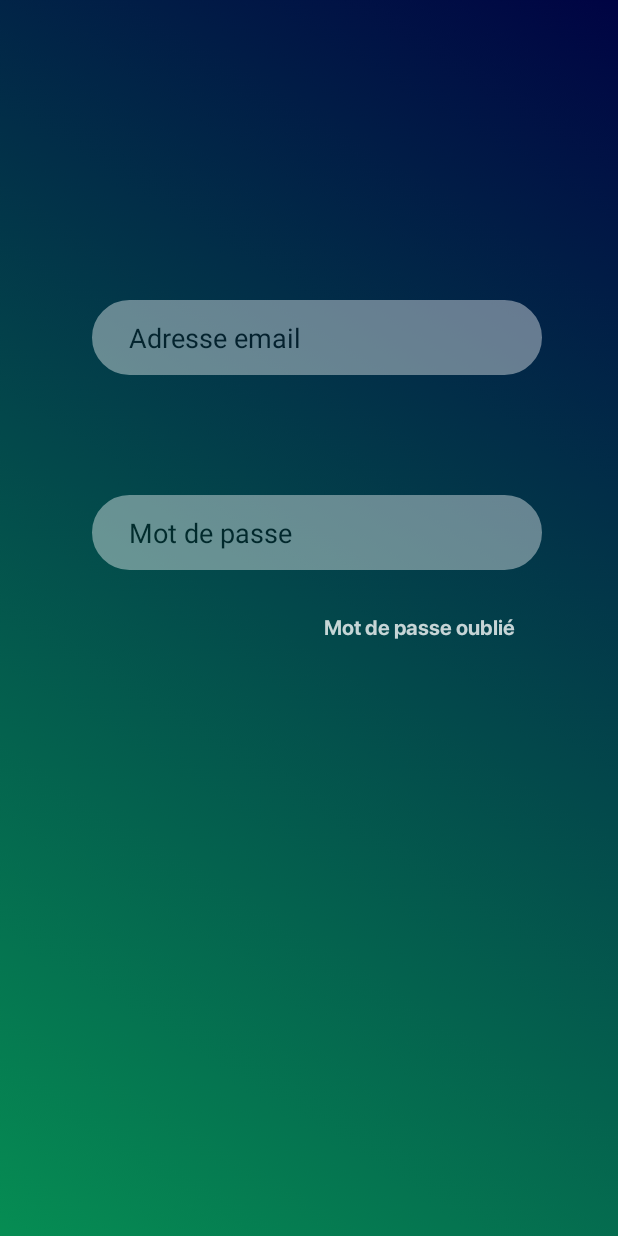
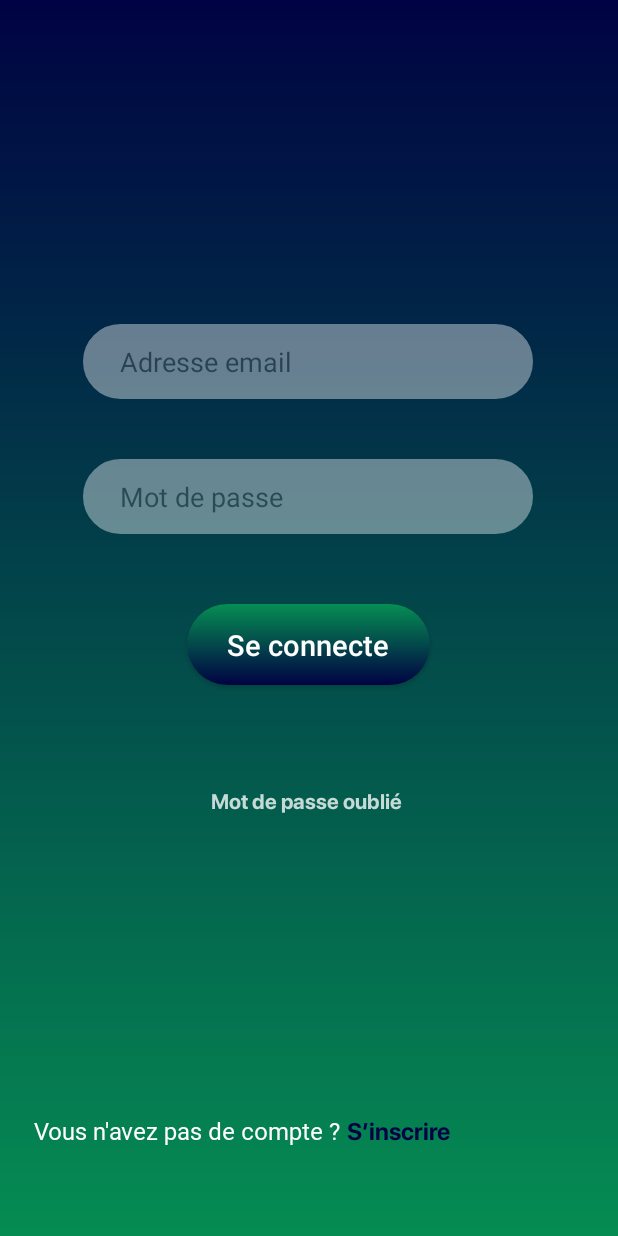
Before and after one commit to chahrazed29/Alpha1, an Android app: the LoginActivity screen opened directly, with no data from a screen before it, on a phone screen of 412 x 824 dp. Run offline under Robolectric (Android 15) with nearby library versions, the phone set to English and light mode, and no system bars.

Commit message:
Modified MainActivity

```diff
--- /dev/null
+++ b/app/src/main/res/drawable/button2.xml
@@ -0,0 +1,10 @@
+<?xml version="1.0" encoding="utf-8"?>
+<shape android:shape="rectangle" xmlns:android="http://schemas.android.com/apk/res/android">
+
+    <corners android:radius="50sp"/>
+    <gradient
+        android:startColor="#068E53"
+        android:endColor="#000243"
+        android:angle="270"/>
+
+</shape>
--- a/app/src/main/res/layout/activity_login.xml
+++ b/app/src/main/res/layout/activity_login.xml
@@ -7,23 +7,57 @@
     tools:context=".LoginActivity"
     android:background="@drawable/backgroud2">
 
+    <TextView
+        android:id="@+id/textInscrire2"
+        android:layout_width="wrap_content"
+        android:layout_height="wrap_content"
+        android:layout_marginEnd="108dp"
+        android:layout_marginRight="108dp"
+        android:fontFamily="@font/bold"
+        android:text="S’inscrire "
+        android:textColor="@color/bleu"
+        android:textSize="16sp"
+        app:layout_constraintBottom_toBottomOf="parent"
+        app:layout_constraintEnd_toEndOf="parent"
+        app:layout_constraintHorizontal_bias="0.0"
+        app:layout_constraintStart_toEndOf="@+id/textCompte"
+        app:layout_constraintTop_toTopOf="parent"
+        app:layout_constraintVertical_bias="0.926" />
+
+    <TextView
+        android:id="@+id/textCompte2"
+        android:layout_width="wrap_content"
+        android:layout_height="wrap_content"
+        android:fontFamily="@font/light"
+        android:text="Vous n'avez pas de compte ? "
+        android:textColor="@color/white"
+        android:textSize="16sp"
+        app:layout_constraintBottom_toBottomOf="parent"
+        app:layout_constraintEnd_toStartOf="@+id/textInscrire2"
+        app:layout_constraintHorizontal_bias="1.0"
+        app:layout_constraintStart_toStartOf="parent"
+        app:layout_constraintTop_toTopOf="parent"
+        app:layout_constraintVertical_bias="0.926" />
+
     <EditText
         android:id="@+id/editTextEmail"
         android:layout_width="300dp"
         android:layout_height="50dp"
-        android:layout_marginTop="200dp"
+        android:layout_marginTop="216dp"
         android:alpha="0.4"
         android:background="@drawable/input_field"
         android:cursorVisible="true"
         android:ems="10"
         android:hint="Adresse email"
         android:inputType="textEmailAddress"
-        android:textColorHighlight="#FFFFFF"
-        android:textColorHint="#070707"
-        android:textColorLink="#FFFFFF"
-        android:textCursorDrawable="@color/bleu"
+        android:textColor="#000000"
+        android:textColorHighlight="#75000000"
+
+        android:textColorLink="@color/white"
+        android:textCursorDrawable="@drawable/button"
+        android:textIsSelectable="true"
         app:layout_constraintEnd_toEndOf="parent"
-        app:layout_constraintHorizontal_bias="0.549"
+        app:layout_constraintHorizontal_bias="0.495"
         app:layout_constraintStart_toStartOf="parent"
         app:layout_constraintTop_toTopOf="parent" />
 
@@ -31,41 +65,59 @@
         android:id="@+id/editTextMdp"
         android:layout_width="300dp"
         android:layout_height="50dp"
-        android:layout_marginTop="80dp"
+        android:layout_marginTop="40dp"
         android:alpha="0.4"
         android:background="@drawable/input_field"
         android:cursorVisible="true"
         android:ems="10"
         android:hint="Mot de passe"
+
         android:inputType="textPassword"
-        android:textColorHighlight="#FFFFFF"
-        android:textColorHint="#000000"
-        android:textColorLink="#FFFFFF"
-        android:textCursorDrawable="@color/bleu"
+        android:textColor="#0A0A0A"
+        android:textColorHighlight="#3E000000"
+        android:textColorLink="@color/white"
+        android:textCursorDrawable="@drawable/input_field"
+        android:textIsSelectable="false"
         app:layout_constraintBottom_toBottomOf="parent"
+
+
         app:layout_constraintEnd_toEndOf="parent"
-        app:layout_constraintHorizontal_bias="0.545"
+        app:layout_constraintHorizontal_bias="0.495"
         app:layout_constraintStart_toStartOf="parent"
         app:layout_constraintTop_toBottomOf="@+id/editTextEmail"
-        app:layout_constraintVertical_bias="0.0"
-
-
-        />
+        app:layout_constraintVertical_bias="0.0" />
 
     <TextView
         android:id="@+id/textViewMdpOb"
         android:layout_width="wrap_content"
         android:layout_height="wrap_content"
-        android:layout_marginTop="28dp"
+        android:layout_marginTop="16dp"
         android:fontFamily="@font/bold"
         android:text="Mot de passe oublié "
         android:textColor="#C6FFFFFF"
         android:textSize="14sp"
         app:layout_constraintBottom_toBottomOf="parent"
         app:layout_constraintEnd_toEndOf="parent"
-        app:layout_constraintHorizontal_bias="0.767"
+        app:layout_constraintHorizontal_bias="0.498"
         app:layout_constraintStart_toStartOf="parent"
         app:layout_constraintTop_toBottomOf="@+id/editTextMdp"
-        app:layout_constraintVertical_bias="0.0" />
+        app:layout_constraintVertical_bias="0.351" />
+
+    <Button
+        android:id="@+id/button"
+        android:layout_width="162dp"
+        android:layout_height="54dp"
+        android:layout_marginTop="24dp"
+        android:background="@drawable/button2"
+        android:text="Se connecte"
+        android:textAllCaps="false"
+        android:textColor="@color/white"
+        android:textSize="19dp"
+        app:layout_constraintBottom_toTopOf="@+id/textViewMdpOb"
+        app:layout_constraintEnd_toEndOf="parent"
+        app:layout_constraintHorizontal_bias="0.498"
+        app:layout_constraintStart_toStartOf="parent"
+        app:layout_constraintTop_toBottomOf="@+id/editTextMdp"
+        app:layout_constraintVertical_bias="0.254" />
 
 </androidx.constraintlayout.widget.ConstraintLayout>
```
Also changed, not shown: app/src/main/res/drawable-hdpi/backgroud2.png, app/src/main/res/drawable-ldpi/backgroud2.png, app/src/main/res/drawable-mdpi/backgroud2.png, app/src/main/res/drawable-xhdpi/backgroud2.png, app/src/main/res/drawable-xxhdpi/backgroud2.png, app/src/main/res/drawable-xxxhdpi/backgroud2.png.
